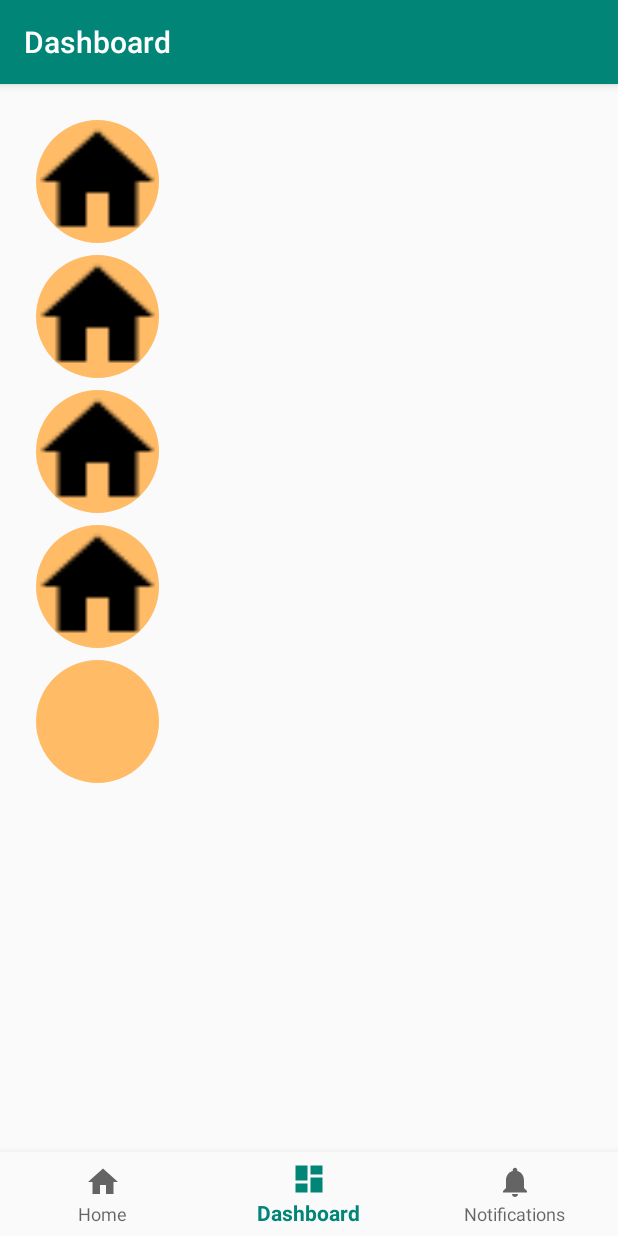
After one commit to HyoilKim/Hug, an Android app: the MyEmotion screen opened through its navigation route, on a phone screen of 412 x 824 dp. The commit adds this screen. Run offline under Robolectric (Android 15) with nearby library versions, the phone set to English and light mode, and no system bars; our stand-ins replace navigation-ui.

Commit message:
grid view not yet listener

```diff
--- /dev/null
+++ b/Warmer/app/src/main/java/com/example/warmer/ui/dashboard/EmotionAdapter.java
@@ -0,0 +1,51 @@
+package com.example.warmer.ui.dashboard;
+
+import android.content.Context;
+import android.graphics.Bitmap;
+import android.media.Image;
+import android.view.LayoutInflater;
+import android.view.View;
+import android.view.ViewGroup;
+import android.widget.BaseAdapter;
+import android.widget.ImageButton;
+import android.widget.ImageView;
+
+import com.example.warmer.R;
+
+import java.util.ArrayList;
+
+public class EmotionAdapter extends BaseAdapter {
+    private Context mContext;
+    private int layout;
+    LayoutInflater inflater;
+    private Bitmap[][] gridViewImages = new Bitmap[5][12];
+    // or String(
+
+    public EmotionAdapter(Context mContext, int layout, Bitmap[][] gridViewImages) {
+        this.mContext = mContext;
+        this.layout = layout;
+        this.gridViewImages = gridViewImages;
+        inflater = (LayoutInflater) mContext.getSystemService
+                (Context.LAYOUT_INFLATER_SERVICE);
+    }
+
+    @Override
+    public int getCount() { return gridViewImages[0].length; }
+    public Object getItem(int position) { return gridViewImages[0][position]; }
+    public long getItemId(int position) { return position; }
+
+    @Override
+    public View getView(int position, View convertView, ViewGroup parent) {
+        ImageButton imageButton;
+        if (convertView == null) {
+            convertView = inflater.inflate(layout, null);
+        }
+
+        Bitmap bitmap = gridViewImages[0][position];
+        imageButton = convertView.findViewById(R.id.emotionItem);
+        imageButton.setImageBitmap(bitmap);
+        imageButton.setScaleType(ImageView.ScaleType.CENTER_CROP);
+        // imageView.setLayoutParams(new GridView.LayoutParams(340,250));
+        return convertView;
+    }
+}
--- /dev/null
+++ b/Warmer/app/src/main/java/com/example/warmer/ui/dashboard/MyEmotion.java
@@ -0,0 +1,85 @@
+package com.example.warmer.ui.dashboard;
+
+import android.content.Context;
+import android.graphics.Bitmap;
+import android.graphics.Canvas;
+import android.graphics.drawable.Drawable;
+import android.os.Build;
+import android.os.Bundle;
+import android.util.Log;
+import android.view.LayoutInflater;
+import android.view.MenuItem;
+import android.view.View;
+import android.view.ViewGroup;
+import android.widget.AdapterView;
+import android.widget.Button;
+import android.widget.GridView;
+import android.widget.ImageButton;
+
+import androidx.annotation.NonNull;
+import androidx.annotation.Nullable;
+import androidx.core.content.ContextCompat;
+import androidx.core.graphics.drawable.DrawableCompat;
+import androidx.fragment.app.Fragment;
+
+import com.example.warmer.R;
+
+import java.util.ArrayList;
+
+public class MyEmotion extends Fragment {
+    private Bitmap[][] emotionArr = new Bitmap[12][5];
+    public ArrayList<String> seletedEmotions = new ArrayList<>();
+
+    @Override
+    public void onCreate(@Nullable Bundle savedInstanceState) {
+        super.onCreate(savedInstanceState);
+    }
+
+    public View onCreateView(@NonNull LayoutInflater inflater,
+                             ViewGroup container, Bundle savedInstanceState) {
+        View view = inflater.inflate(R.layout.fragment_myemotion, container, false);
+
+        emotionArr[0][0] = getBitmapFromVectorDrawable(getContext(), R.drawable.ic_home_black_24dp);
+        emotionArr[0][1] = getBitmapFromVectorDrawable(getContext(), R.drawable.ic_home_black_24dp);
+        emotionArr[0][2] = getBitmapFromVectorDrawable(getContext(), R.drawable.ic_home_black_24dp);
+        emotionArr[0][3] = getBitmapFromVectorDrawable(getContext(), R.drawable.ic_home_black_24dp);
+
+        GridView gridView = (GridView) view.findViewById(R.id.emotionGridView);
+        EmotionAdapter adapter = new EmotionAdapter(getContext(), R.layout.emotion_item, emotionArr);
+        gridView.setAdapter(adapter);
+
+        gridView.setOnItemClickListener(new AdapterView.OnItemClickListener() {
+            @Override
+            public void onItemClick(AdapterView<?> parent, View view, int position, long id) {
+                //seletedEmotions.add(adapter.getItem(position)); String or bitMap
+                Log.d("position ~~~~~~~~~~~", String.valueOf(position));
+            }
+        });
+
+//        view = inflater.inflate(R.layout.emotion_item, container, false);
+//        ImageButton button = (ImageButton) view.findViewById(R.id.emotionItem);
+//        button.setOnClickListener(new AdapterView.OnClickListener() {
+//            @Override
+//            public void onClick(View v) {
+//                Log.d("buttnon","clicked~~~~~~~~~~");
+//            }
+//        });
+        return view;
+    }
+
+
+    public static Bitmap getBitmapFromVectorDrawable(Context context, int drawableId) {
+        Drawable drawable = ContextCompat.getDrawable(context, drawableId);
+        if (Build.VERSION.SDK_INT < Build.VERSION_CODES.LOLLIPOP) {
+            drawable = (DrawableCompat.wrap(drawable)).mutate();
+        }
+
+        Bitmap bitmap = Bitmap.createBitmap(drawable.getIntrinsicWidth(),
+                drawable.getIntrinsicHeight(), Bitmap.Config.ARGB_8888);
+        Canvas canvas = new Canvas(bitmap);
+        drawable.setBounds(0, 0, canvas.getWidth(), canvas.getHeight());
+        drawable.draw(canvas);
+
+        return bitmap;
+    }
+}
--- a/Warmer/app/src/main/java/com/example/warmer/ui/notifications/NotificationsFragment.java
+++ b/Warmer/app/src/main/java/com/example/warmer/ui/notifications/NotificationsFragment.java
@@ -22,7 +22,7 @@ public class NotificationsFragment extends Fragment {
                              ViewGroup container, Bundle savedInstanceState) {
         notificationsViewModel =
                 ViewModelProviders.of(this).get(NotificationsViewModel.class);
-        View root = inflater.inflate(R.layout.fragment_notifications, container, false);
+        View root = inflater.inflate(R.layout.fragment_myemotion, container, false);
         final TextView textView = root.findViewById(R.id.text_notifications);
         notificationsViewModel.getText().observe(this, new Observer<String>() {
             @Override
--- /dev/null
+++ b/Warmer/app/src/main/res/drawable/circle_button.xml
@@ -0,0 +1,13 @@
+<?xml version="1.0" encoding="utf-8"?>
+<layer-list xmlns:android="http://schemas.android.com/apk/res/android">
+    <item
+        android:top="4dp"
+        android:right="4dp"
+        android:bottom="4dp"
+        android:left="4dp">
+        <shape
+            android:shape="oval">
+            <solid android:color="#ffbb66" />
+        </shape>
+    </item>
+</layer-list>
--- /dev/null
+++ b/Warmer/app/src/main/res/layout/emotion_item.xml
@@ -0,0 +1,13 @@
+<?xml version="1.0" encoding="utf-8"?>
+<LinearLayout xmlns:android="http://schemas.android.com/apk/res/android"
+    xmlns:app="http://schemas.android.com/apk/res-auto"
+    android:layout_width="match_parent"
+    android:layout_height="match_parent"
+    android:orientation="vertical">
+
+    <ImageButton
+        android:id="@+id/emotionItem"
+        android:layout_width="90dp"
+        android:layout_height="90dp"
+        android:background="@drawable/circle_button"/>
+</LinearLayout>
--- /dev/null
+++ b/Warmer/app/src/main/res/layout/fragment_myemotion.xml
@@ -0,0 +1,15 @@
+<?xml version="1.0" encoding="utf-8"?>
+<LinearLayout xmlns:android="http://schemas.android.com/apk/res/android"
+    xmlns:app="http://schemas.android.com/apk/res-auto"
+    android:layout_width="match_parent"
+    android:layout_height="match_parent"
+    xmlns:asp="http://schemas.android.com/tools"
+    android:orientation="vertical">
+
+    <GridView
+        android:layout_margin="20dp"
+        android:id="@+id/emotionGridView"
+        android:layout_width="match_parent"
+        android:layout_height="wrap_content">
+    </GridView>
+</LinearLayout>
--- a/Warmer/app/src/main/res/navigation/mobile_navigation.xml
+++ b/Warmer/app/src/main/res/navigation/mobile_navigation.xml
@@ -13,13 +13,13 @@
 
     <fragment
         android:id="@+id/navigation_dashboard"
-        android:name="com.example.warmer.ui.dashboard.DashboardFragment"
+        android:name="com.example.warmer.ui.dashboard.MyEmotion"
         android:label="@string/title_dashboard"
-        tools:layout="@layout/fragment_dashboard" />
+        tools:layout="@layout/emotion_item" />
 
     <fragment
         android:id="@+id/navigation_notifications"
         android:name="com.example.warmer.ui.notifications.NotificationsFragment"
         android:label="@string/title_notifications"
-        tools:layout="@layout/fragment_notifications" />
+        tools:layout="@layout/fragment_myemotion" />
 </navigation>
```
Also changed, not shown: Warmer/app/src/main/java/com/example/warmer/ui/dashboard/DashboardFragment.java (deleted, +0 -35 lines), Warmer/app/src/main/java/com/example/warmer/ui/dashboard/DashboardViewModel.java (deleted, +0 -19 lines), Warmer/app/src/main/res/layout/fragment_dashboard.xml (deleted, +0 -19 lines), Warmer/app/src/main/res/layout/fragment_notifications.xml (deleted, +0 -19 lines).
